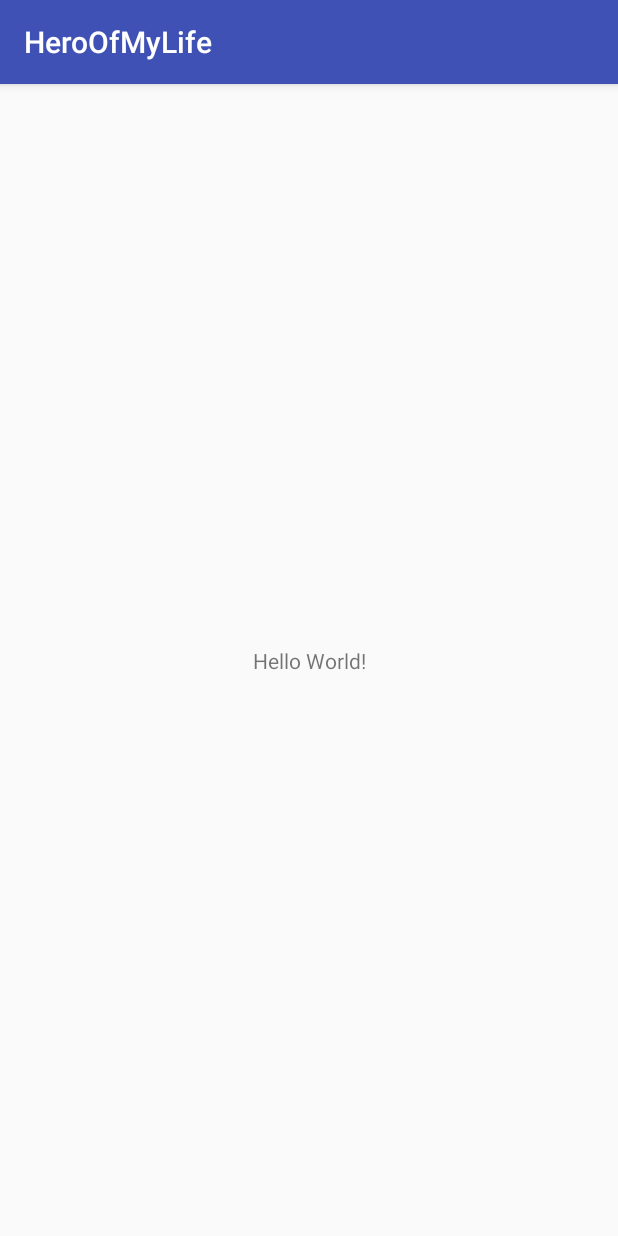
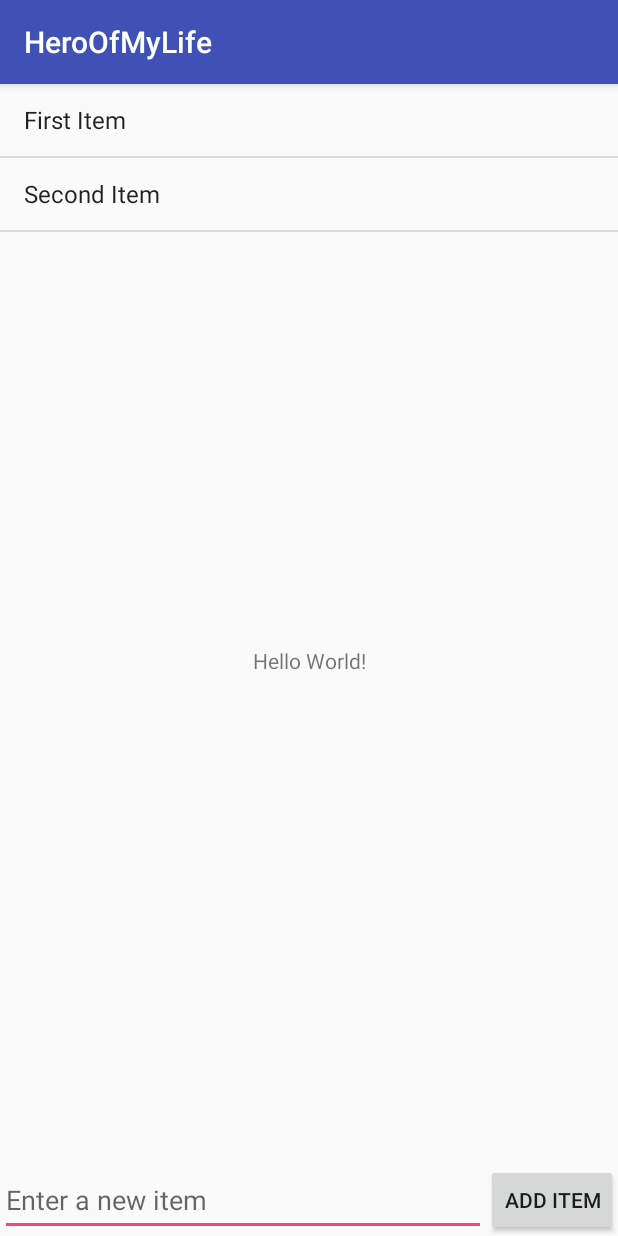
Before and after one commit to viedia/projetInfoMobile, an Android app: the screen it shows after launch (MainActivity), on a phone screen of 412 x 824 dp. Run offline under Robolectric (Android 15) with nearby library versions, the phone set to English and light mode, and no system bars.

Commit message:
ajout et suppr todo

```diff
--- a/app/src/main/java/com/pm/heroofmylife/MainActivity.java
+++ b/app/src/main/java/com/pm/heroofmylife/MainActivity.java
@@ -2,12 +2,62 @@ package com.pm.heroofmylife;
 
 import android.support.v7.app.AppCompatActivity;
 import android.os.Bundle;
+import android.view.View;
+import android.widget.AdapterView;
+import android.widget.ArrayAdapter;
+import android.widget.EditText;
+import android.widget.ListView;
+
+import java.util.ArrayList;
 
 public class MainActivity extends AppCompatActivity {
+    private ArrayList<String> items;
+    private ArrayAdapter<String> itemsAdapter;
+    private ListView lvItems;
 
     @Override
     protected void onCreate(Bundle savedInstanceState) {
         super.onCreate(savedInstanceState);
         setContentView(R.layout.activity_main);
+
+        lvItems = (ListView) findViewById(R.id.lvItems);
+        items = new ArrayList<String>();
+        itemsAdapter = new ArrayAdapter<String>(this,
+                android.R.layout.simple_list_item_1, items);
+        lvItems.setAdapter(itemsAdapter);
+        items.add("First Item");
+        items.add("Second Item");
+
+        setupListViewListener();
+    }
+
+    /***
+     * Listener pour supprimer des foncitons
+     */
+    private void setupListViewListener() {
+        lvItems.setOnItemLongClickListener( new AdapterView.OnItemLongClickListener() {
+                    @Override
+                    public boolean onItemLongClick(AdapterView<?> adapter,
+                                                   View item, int pos, long id) {
+                        // Remove the item within array at position
+                        items.remove(pos);
+                        // Refresh the adapter
+                        itemsAdapter.notifyDataSetChanged();
+                        // Return true consumes the long click event (marks it handled)
+                        return true;
+                    }
+
+                });
+    }
+
+    /**
+     * Fonction d'ajout d'item rattacher au bouton par le layout
+     * @param view
+     */
+    public void onAddItem(View view) {
+        EditText etNewItem = (EditText) findViewById(R.id.etNewItem);
+        String itemText = etNewItem.getText().toString();
+        itemsAdapter.add(itemText);
+        etNewItem.setText("");
     }
 }
--- a/app/src/main/res/layout/activity_main.xml
+++ b/app/src/main/res/layout/activity_main.xml
@@ -15,4 +15,42 @@
         app:layout_constraintRight_toRightOf="parent"
         app:layout_constraintTop_toTopOf="parent" />
 
+    <RelativeLayout xmlns:android="http://schemas.android.com/apk/res/android"
+        xmlns:tools="http://schemas.android.com/tools"
+        android:layout_width="match_parent"
+        android:layout_height="match_parent"
+        tools:context=".MainActivity">
+
+        <ListView
+            android:layout_width="wrap_content"
+            android:layout_height="wrap_content"
+            android:id="@+id/lvItems"
+            android:layout_alignParentTop="true"
+            android:layout_alignParentLeft="true"
+            android:layout_alignParentStart="true"
+            android:layout_above="@+id/btnAddItem" />
+
+        <EditText
+            android:layout_width="wrap_content"
+            android:layout_height="wrap_content"
+            android:id="@+id/etNewItem"
+            android:layout_alignTop="@+id/btnAddItem"
+            android:hint="Enter a new item"
+            android:layout_alignParentLeft="true"
+            android:layout_alignParentStart="true"
+            android:layout_toLeftOf="@+id/btnAddItem"
+            android:layout_toStartOf="@+id/btnAddItem"
+            android:layout_alignParentBottom="true" />
+
+        <Button
+            android:layout_width="wrap_content"
+            android:layout_height="wrap_content"
+            android:text="Add Item"
+            android:id="@+id/btnAddItem"
+            android:layout_alignParentBottom="true"
+            android:layout_alignParentRight="true"
+            android:layout_alignParentEnd="true"
+            android:onClick="onAddItem"/>
+
+    </RelativeLayout>
 </android.support.constraint.ConstraintLayout>
```
